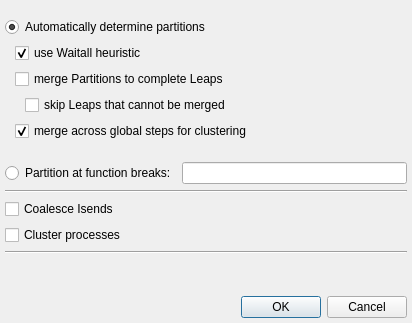
The window that importoptionsdialog.ui (LLNL/ravel) describes before a commit, drawn with Qt 5.
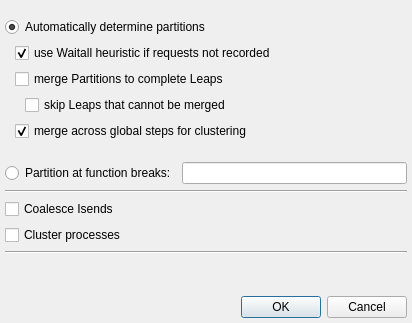
The same window after the commit.

Commit message:
True Waitall merging now works for OTF2.
- Also, changed the way timescale is drawn for physical time
visualization.

Patch:
```diff
--- a/importoptionsdialog.ui
+++ b/importoptionsdialog.ui
@@ -78,7 +78,7 @@
            <item>
             <widget class="QCheckBox" name="waitallCheckbox">
              <property name="text">
-              <string>use Waitall heuristic</string>
+              <string>use Waitall heuristic if requests not recorded</string>
              </property>
              <property name="checked">
               <bool>true</bool>
```
Left out of the diff: 9 changed lines with no effect on the pictures. The commit also changes 17 other files.
